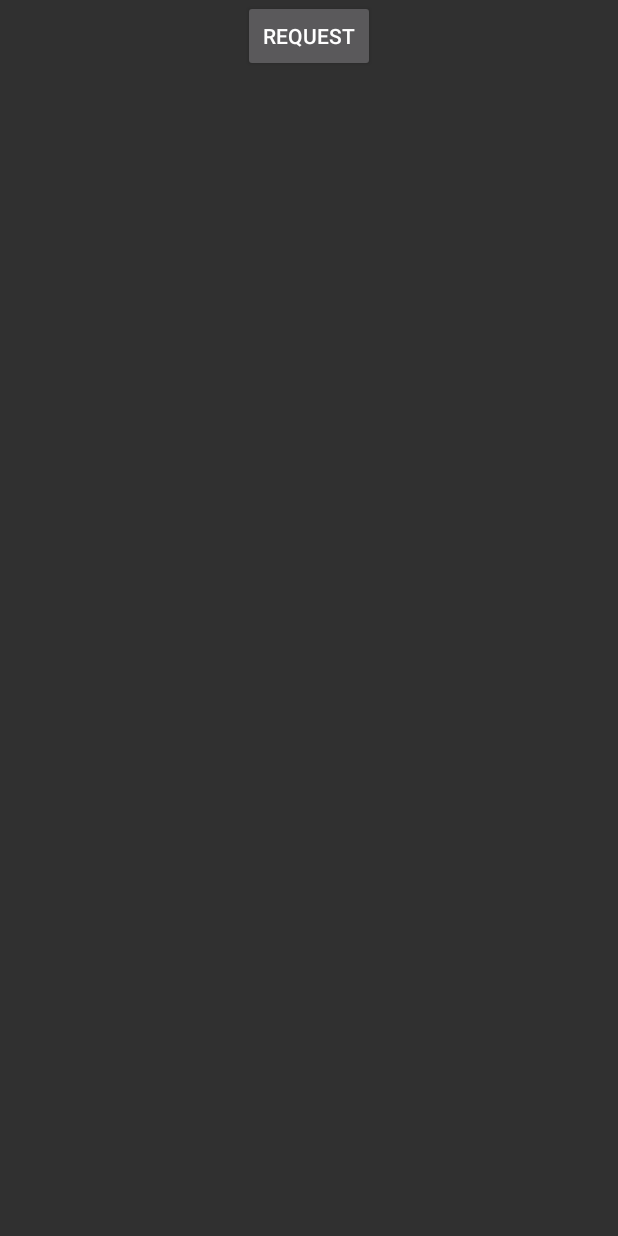
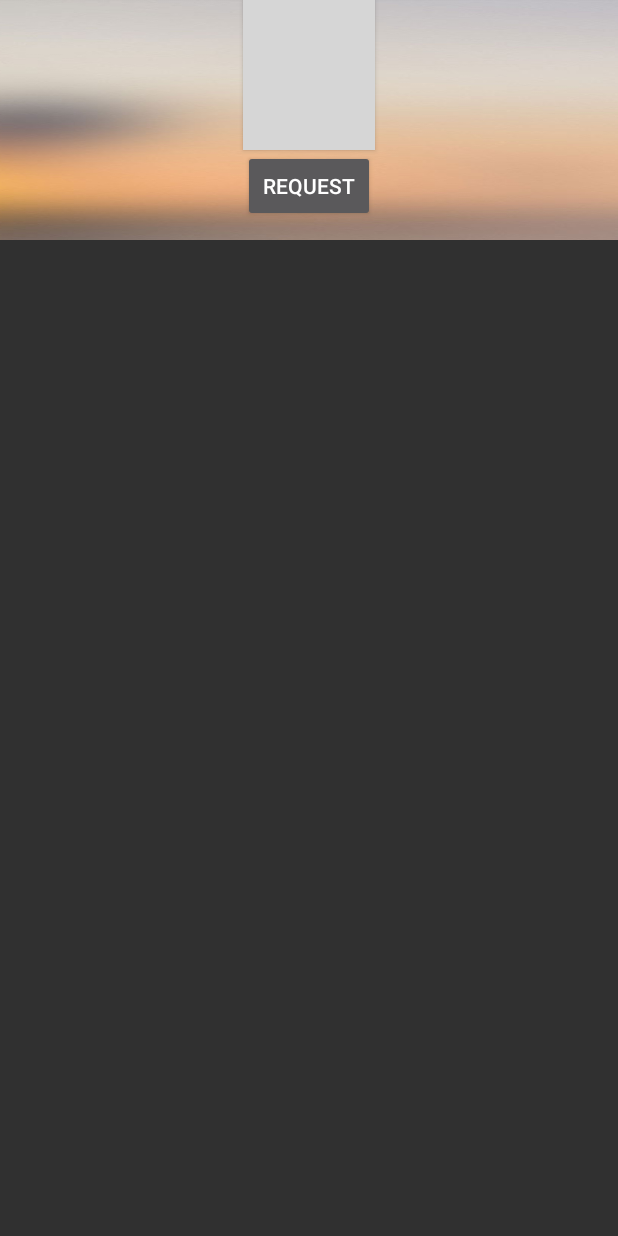
Before and after one commit to kingbangkok4/materiallogindemo-master, an Android app: the layout dialog_request.xml on its own in the app's theme, with its tools: preview values and no code run, on a phone screen of 412 x 824 dp. Run offline under Robolectric (Android 15) with nearby library versions, the phone set to English and light mode, and no system bars; grey boxes are pictures that could not be loaded.

Commit message:
Add match

```diff
--- a/app/src/main/res/layout/dialog_request.xml
+++ b/app/src/main/res/layout/dialog_request.xml
@@ -1,12 +1,26 @@
 <?xml version="1.0" encoding="utf-8"?>
-<LinearLayout xmlns:android="http://schemas.android.com/apk/res/android"
+<RelativeLayout xmlns:android="http://schemas.android.com/apk/res/android"
     android:orientation="vertical" android:layout_width="match_parent"
-    android:layout_height="match_parent">
+    android:layout_height="160dp"
+    android:background="@drawable/bg">
 
     <Button
         android:layout_width="wrap_content"
         android:layout_height="wrap_content"
         android:text="Request"
-        android:id="@+id/button3"
-        android:layout_gravity="center_horizontal" />
-</LinearLayout>
+        android:id="@+id/btnRequest"
+        android:layout_gravity="center_horizontal"
+        android:layout_below="@+id/btnMap"
+        android:layout_centerHorizontal="true" />
+
+    <Button
+        android:layout_width="100dp"
+        android:layout_height="100dp"
+        android:id="@+id/btnMap"
+        android:background="@drawable/mapp"
+        android:layout_alignParentTop="true"
+        android:layout_alignLeft="@+id/btnRequest"
+        android:layout_alignStart="@+id/btnRequest"
+        android:layout_alignRight="@+id/btnRequest"
+        android:layout_alignEnd="@+id/btnRequest" />
+</RelativeLayout>
```
Also changed, not shown: app/src/main/java/com/sourcey/materiallogindemo/PostItemActivity.java (+75 -7 lines), 1 other file.
